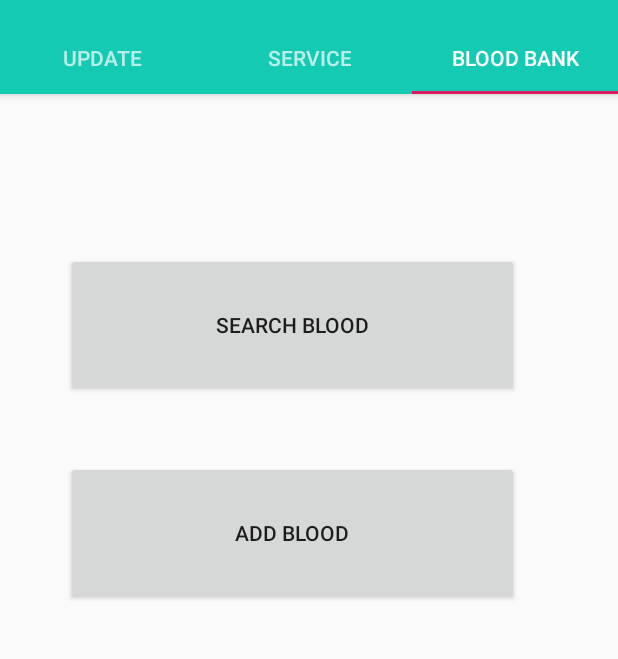
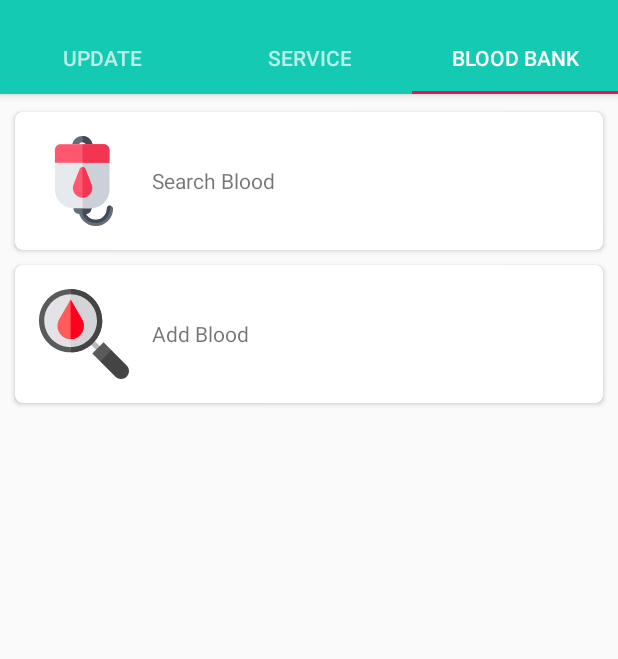
Before and after one commit to jamsheedpk/CHCentre, an Android app: the screen it shows after launch (Main2Activity), tab 3 chosen, on a phone screen of 412 x 824 dp, the part 62-721 px from its top. Run offline under Robolectric (Android 15) with nearby library versions, the phone set to English and light mode, and no system bars.

Commit message:
Fragment Blood Bank UI Updated, Icons Changed

```diff
--- a/app/src/main/java/com/example/chcenter/FragmentBloodBank.kt
+++ b/app/src/main/java/com/example/chcenter/FragmentBloodBank.kt
@@ -8,12 +8,9 @@ import android.view.ViewGroup
 import android.widget.AdapterView
 import androidx.fragment.app.Fragment
 import com.example.chcenter.activities.BloodGroupsActivity
-import kotlinx.android.synthetic.main.fragment_bloodbank.*
+import kotlinx.android.synthetic.main.fragment_bloodbank.view.*
 
 class FragmentBloodBank : Fragment(), AdapterView.OnItemSelectedListener {
-
-
-
 
 
     override fun onCreateView(
@@ -27,19 +24,17 @@ class FragmentBloodBank : Fragment(), AdapterView.OnItemSelectedListener {
     }
 
 
-
-
     override fun onViewCreated(view: View, savedInstanceState: Bundle?) {
         super.onViewCreated(view, savedInstanceState)
 
 
 
-        search.setOnClickListener {
-            val intent=Intent(activity,BloodGroupsActivity::class.java)
+        view.layout_search_blood.setOnClickListener {
+            val intent = Intent(activity, BloodGroupsActivity::class.java)
             startActivity(intent)
         }
-        add.setOnClickListener {
-            val intent= Intent(activity,AddBlood::class.java)
+        view.layout_add_blood.setOnClickListener {
+            val intent = Intent(activity, AddBlood::class.java)
             startActivity(intent)
         }
     }
@@ -56,8 +51,8 @@ class FragmentBloodBank : Fragment(), AdapterView.OnItemSelectedListener {
         val text = parent.getItemAtPosition(position).toString()
 
 
+    }
 
-    }
     override fun onNothingSelected(adapterView: AdapterView<*>) {
     }
 
--- /dev/null
+++ b/app/src/main/res/drawable/ic_add_blood.xml
@@ -0,0 +1,33 @@
+<vector xmlns:android="http://schemas.android.com/apk/res/android"
+    android:width="512.00073dp"
+    android:height="512dp"
+    android:viewportWidth="512.00073"
+    android:viewportHeight="512">
+  <path
+      android:pathData="m307.281,286.066 l49.324,49.324 -21.211,21.211 -49.324,-49.324zM307.281,286.066"
+      android:fillColor="#babac0"/>
+  <path
+      android:pathData="m345,180c0,91.199 -73.801,165 -165,165s-165,-73.801 -165,-165 73.801,-165 165,-165 165,73.801 165,165zM345,180"
+      android:fillColor="#e2e2e7"/>
+  <path
+      android:pathData="m180,0c-99.301,0 -180,80.699 -180,180s80.699,180 180,180 180,-80.699 180,-180 -80.699,-180 -180,-180zM180,330c-82.801,0 -150,-67.199 -150,-150s67.199,-150 150,-150 150,67.199 150,150 -67.199,150 -150,150zM180,330"
+      android:fillColor="#5a5a5a"/>
+  <path
+      android:pathData="m345,180c0,91.199 -73.801,165 -165,165v-330c91.199,0 165,73.801 165,165zM345,180"
+      android:fillColor="#d3d3d8"/>
+  <path
+      android:pathData="m360,180c0,99.301 -80.699,180 -180,180v-30c82.801,0 150,-67.199 150,-150s-67.199,-150 -150,-150v-30c99.301,0 180,80.699 180,180zM360,180"
+      android:fillColor="#444"/>
+  <path
+      android:pathData="m245.098,172.5 l-65.098,-112.5 -65.098,112.5c-6.301,11.398 -9.902,24.301 -9.902,37.5 0,41.398 33.602,75 75,75s75,-33.602 75,-75c0,-13.199 -3.602,-26.102 -9.902,-37.5zM245.098,172.5"
+      android:fillColor="#ff5b5b"/>
+  <path
+      android:pathData="m392.344,410.871 l27.996,-28 -8.039,-34.379 -45,-45 -63.813,63.809 45,45zM392.344,410.871"
+      android:fillColor="#5a5a5a"/>
+  <path
+      android:pathData="m255,210c0,41.398 -33.602,75 -75,75v-225l65.098,112.5c6.301,11.398 9.902,24.301 9.902,37.5zM255,210"
+      android:fillColor="#ff001e"/>
+  <path
+      android:pathData="m435.273,499.18 l-86.785,-86.879 63.813,-63.809 86.504,86.598c17.594,17.594 17.594,46.215 0,63.809l-0.277,0.277c-18.035,17.098 -45.215,17.098 -63.254,0.004zM435.273,499.18"
+      android:fillColor="#444"/>
+</vector>
--- /dev/null
+++ b/app/src/main/res/drawable/search_blood.xml
@@ -0,0 +1,42 @@
+<vector xmlns:android="http://schemas.android.com/apk/res/android"
+    android:width="512dp"
+    android:height="512dp"
+    android:viewportWidth="512"
+    android:viewportHeight="512">
+  <path
+      android:pathData="M421.411,413.543c0,54.293 -44.164,98.457 -98.457,98.457h-0.248c-54.293,0 -98.457,-44.164 -98.457,-98.457c0,-9.35 7.26,-17.023 16.457,-17.661c0.413,-0.035 0.826,-0.047 1.251,-0.047c9.787,0 17.708,7.933 17.708,17.708c0,34.767 28.286,63.041 63.041,63.041h0.248c34.767,0 63.041,-28.274 63.041,-63.041c0,-9.775 7.933,-17.708 17.708,-17.708c1.11,0 2.184,0.106 3.235,0.295C415.178,397.653 421.411,404.878 421.411,413.543z"
+      android:fillColor="#656D78"/>
+  <path
+      android:pathData="M406.938,396.13c-1.523,52.475 -29.891,98.965 -82.685,98.965h-0.248c-54.293,0 -83.263,-40.847 -83.263,-95.14c0,-1.346 -0.024,-2.715 -0.035,-4.073c0.413,-0.035 0.826,-0.047 1.251,-0.047c9.787,0 17.708,7.933 17.708,17.708c0,34.767 28.286,63.041 63.041,63.041h0.248c34.767,0 63.041,-28.274 63.041,-63.041c0,-9.775 7.933,-17.708 17.708,-17.708C404.813,395.835 405.887,395.941 406.938,396.13z"
+      android:fillColor="#434A54"/>
+  <path
+      android:pathData="M298.387,406.802v4.51c0,17.578 -14.296,31.875 -31.875,31.875H227.85c-17.566,0 -31.875,-14.296 -31.875,-31.875v-4.51c0,-17.578 14.308,-31.875 31.875,-31.875h38.663C284.091,374.928 298.387,389.224 298.387,406.802z"
+      android:fillColor="#656D78"/>
+  <path
+      android:pathData="M298.387,406.802v4.51c0,17.578 -14.296,31.875 -31.875,31.875h-18.531v-68.259h18.531C284.091,374.928 298.387,389.224 298.387,406.802z"
+      android:fillColor="#434A54"/>
+  <path
+      android:pathData="M306.037,58.85c0,9.775 -7.933,17.708 -17.708,17.708c-9.787,0 -17.708,-7.933 -17.708,-17.708c0,-12.714 -10.164,-23.08 -22.784,-23.41c-0.212,-0.024 -0.437,-0.024 -0.649,-0.024c-12.927,0 -23.434,10.507 -23.434,23.434c0,9.775 -7.921,17.708 -17.708,17.708c-9.775,0 -17.708,-7.933 -17.708,-17.708c0,-32.453 26.397,-58.85 58.85,-58.85c0.212,0 0.437,0 0.649,0.012C279.983,0.354 306.037,26.609 306.037,58.85z"
+      android:fillColor="#656D78"/>
+  <path
+      android:pathData="M306.037,58.85c0,9.775 -7.933,17.708 -17.708,17.708c-9.787,0 -17.708,-7.933 -17.708,-17.708c0,-12.714 -10.164,-23.08 -22.784,-23.41V0.012C279.983,0.354 306.037,26.609 306.037,58.85z"
+      android:fillColor="#434A54"/>
+  <path
+      android:pathData="M400.409,78.919v226.463c0,57.882 -47.08,104.962 -104.95,104.962H195.55c-57.87,0 -104.962,-47.08 -104.962,-104.962V78.919c0,-17.566 14.308,-31.875 31.875,-31.875h246.072C386.113,47.044 400.409,61.353 400.409,78.919z"
+      android:fillColor="#E6E9ED"/>
+  <path
+      android:pathData="M400.409,78.919v226.463c0,57.882 -47.08,104.962 -104.95,104.962h-47.611V47.044h120.687C386.113,47.044 400.409,61.353 400.409,78.919z"
+      android:fillColor="#CCD1D9"/>
+  <path
+      android:pathData="M302.802,296.079c0,30.304 -24.661,54.954 -54.966,54.954c-30.293,0 -54.954,-24.65 -54.954,-54.954c0,-6.009 0.968,-11.935 2.881,-17.602c0.059,-0.142 0.118,-0.283 0.177,-0.425c0.059,-0.189 0.118,-0.378 0.189,-0.578l35.239,-89.249c2.751,-6.953 9.421,-11.203 16.469,-11.203c2.172,0 4.368,0.401 6.505,1.24c3.612,1.428 6.481,3.919 8.417,6.953c0.779,1.122 1.452,2.337 1.983,3.66l33.952,86.345c0,0.012 0.012,0.012 0.012,0.024C301.421,281.866 302.802,288.878 302.802,296.079z"
+      android:fillColor="#FF576F"/>
+  <path
+      android:pathData="M302.802,296.079c0,30.304 -24.661,54.954 -54.966,54.954V177.022c2.172,0 4.368,0.401 6.505,1.24c3.612,1.428 6.481,3.919 8.417,6.953c0.779,1.122 1.452,2.337 1.983,3.66l33.952,86.345c0,0.012 0.012,0.012 0.012,0.024C301.421,281.866 302.802,288.878 302.802,296.079z"
+      android:fillColor="#F23652"/>
+  <path
+      android:pathData="M400.409,78.919v73.064H90.589V78.919c0,-17.566 14.308,-31.875 31.875,-31.875h246.072C386.113,47.044 400.409,61.353 400.409,78.919z"
+      android:fillColor="#FF576F"/>
+  <path
+      android:pathData="M400.409,78.919v73.064H247.837V47.044h120.698C386.113,47.044 400.409,61.353 400.409,78.919z"
+      android:fillColor="#F23652"/>
+</vector>
--- a/app/src/main/res/layout/fragment_bloodbank.xml
+++ b/app/src/main/res/layout/fragment_bloodbank.xml
@@ -1,35 +1,78 @@
 <?xml version="1.0" encoding="utf-8"?>
-<androidx.constraintlayout.widget.ConstraintLayout xmlns:android="http://schemas.android.com/apk/res/android"
+<LinearLayout xmlns:android="http://schemas.android.com/apk/res/android"
     xmlns:app="http://schemas.android.com/apk/res-auto"
-    xmlns:tools="http://schemas.android.com/tools"
-    android:orientation="vertical" android:layout_width="match_parent"
-    android:layout_height="match_parent">
+    android:layout_width="match_parent"
+    android:layout_height="match_parent"
+    android:orientation="vertical">
 
 
-    <Button
-        android:id="@+id/search"
-        android:layout_width="302dp"
-        android:layout_height="96dp"
-        android:layout_marginTop="104dp"
-        android:gravity="center"
-        android:text="search blood"
-        app:layout_constraintEnd_toEndOf="parent"
-        app:layout_constraintHorizontal_bias="0.403"
-        app:layout_constraintStart_toStartOf="parent"
-        app:layout_constraintTop_toTopOf="parent" />
+    <androidx.cardview.widget.CardView
+        android:layout_width="match_parent"
+        android:layout_height="wrap_content"
+        android:layout_marginStart="10dp"
+        android:layout_marginTop="10dp"
+        android:layout_marginEnd="10dp"
+        app:cardCornerRadius="5dp">
 
-    <Button
-        android:id="@+id/add"
-        android:layout_width="302dp"
-        android:layout_height="96dp"
-        android:gravity="center"
-        android:text="ADD BLOOD"
-        app:layout_constraintBottom_toBottomOf="parent"
-        app:layout_constraintEnd_toEndOf="parent"
-        app:layout_constraintHorizontal_bias="0.403"
-        app:layout_constraintStart_toStartOf="parent"
-        app:layout_constraintTop_toBottomOf="@+id/search"
-        app:layout_constraintVertical_bias="0.101" />
+        <LinearLayout
+            android:id="@+id/layout_search_blood"
+            android:layout_width="match_parent"
+            android:layout_height="wrap_content"
+            android:elevation="8dp"
+            android:orientation="horizontal"
+            android:padding="16dp">
+
+            <ImageView
+                android:layout_width="60dp"
+                android:layout_height="60dp"
+                android:src="@drawable/search_blood" />
+
+            <TextView
+                android:layout_width="match_parent"
+                android:layout_height="wrap_content"
+                android:layout_gravity="center"
+                android:layout_marginStart="15dp"
+                android:layout_weight="1"
+                android:gravity="start"
+                android:text="Search Blood" />
+
+        </LinearLayout>
+    </androidx.cardview.widget.CardView>
+
+    <androidx.cardview.widget.CardView
+        android:layout_width="match_parent"
+        android:layout_height="wrap_content"
+        android:layout_marginStart="10dp"
+        android:layout_marginTop="10dp"
+        android:layout_marginEnd="10dp"
+        app:cardCornerRadius="5dp">
+
+        <LinearLayout
+            android:id="@+id/layout_add_blood"
+            android:layout_width="match_parent"
+            android:layout_height="wrap_content"
+            android:elevation="8dp"
+            android:orientation="horizontal"
+            android:padding="16dp">
+
+            <ImageView
+                android:id="@+id/imageView6"
+                android:layout_width="60dp"
+                android:layout_height="60dp"
+                android:src="@drawable/ic_add_blood" />
+
+            <TextView
+                android:id="@+id/textView15"
+                android:layout_width="match_parent"
+                android:layout_height="wrap_content"
+                android:layout_gravity="center"
+                android:layout_marginStart="15dp"
+                android:layout_weight="1"
+                android:gravity="start"
+                android:text="Add Blood" />
+
+        </LinearLayout>
+    </androidx.cardview.widget.CardView>
 
 
-</androidx.constraintlayout.widget.ConstraintLayout>
+</LinearLayout>
```
